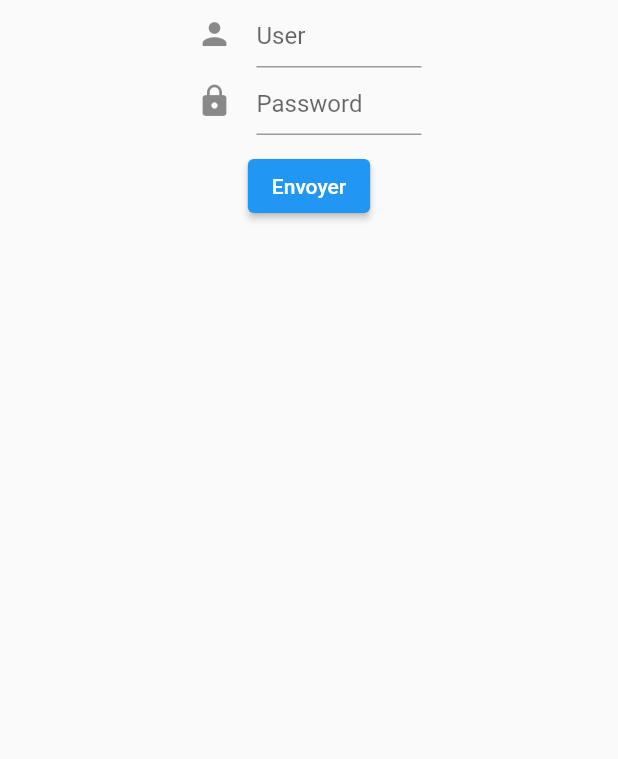
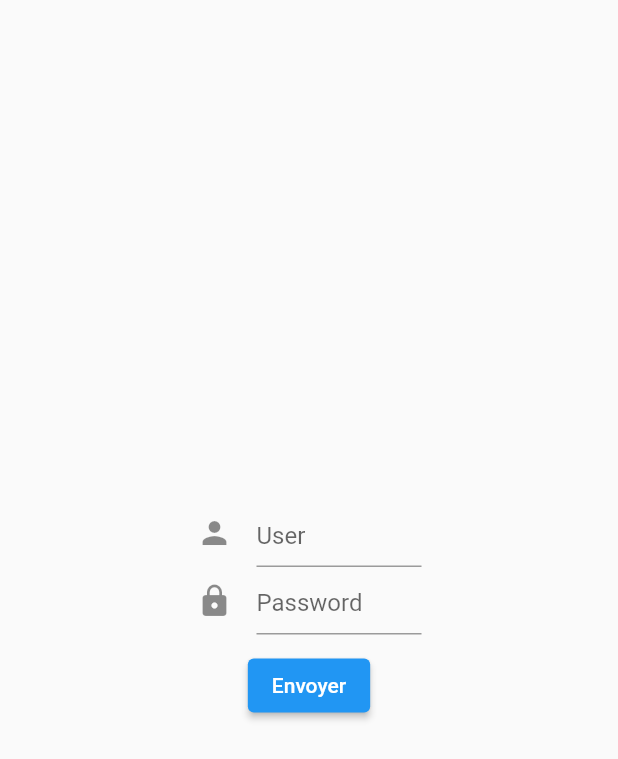
Before and after one commit to vmoucadeau/Wizly, a Flutter app: the screen it shows after launch, on a phone screen of 412 x 824 dp. Shown: the top 759 px of the screen. Run offline on Flutter 3.47's test engine with Material 2 defaults, Android fonts, the phone set to English and light mode, and no system bars; our stand-ins replace flutter_secure_storage; missing offline and left inert: requests, screen, wear.

Commit message:
Alignment correction

```diff
--- a/lib/main.dart
+++ b/lib/main.dart
@@ -84,6 +84,8 @@ class _MyAppState extends State<MyApp> {
   String? password;
   Map<String, String>? cookies;
 
+  MainAxisAlignment alignment = MainAxisAlignment.center;
+
   // Create storage
   final storage = new FlutterSecureStorage();
 
@@ -109,6 +111,7 @@ class _MyAppState extends State<MyApp> {
             showForm = false;
             Screen.setBrightness(1.0);
             Screen.keepOn(true);
+            alignment = MainAxisAlignment.start;
           });
         } else {
           setState(() {
@@ -137,7 +140,7 @@ class _MyAppState extends State<MyApp> {
           child: WatchShape(
             builder: (BuildContext context, WearShape shape, Widget? child) {
               return Column(
-                mainAxisAlignment: MainAxisAlignment.start,
+                mainAxisAlignment: alignment,
                 children: <Widget>[
                   Container(
                     child: showForm ? loginForm(context) : buildQRCodeColumn(),
@@ -153,7 +156,7 @@ class _MyAppState extends State<MyApp> {
 
   Column buildQRCodeColumn() {
     return Column(
-      mainAxisAlignment: MainAxisAlignment.start,
+      mainAxisAlignment: MainAxisAlignment.center,
       children: <Widget>[
         new GestureDetector(
             onTap: () {
@@ -164,6 +167,7 @@ class _MyAppState extends State<MyApp> {
             onLongPress: () {
               setState(() {
                 showForm = true;
+                alignment = MainAxisAlignment.center;
               });
             },
             child: new Container(
@@ -285,6 +289,7 @@ class _MyAppState extends State<MyApp> {
                                 Screen.keepOn(true);
                                 data = getData(UsernameController.text, PasswordController.text, cookies);
                                 showForm = false;
+                                alignment = MainAxisAlignment.start;
                               })
                             }
                         });
```
